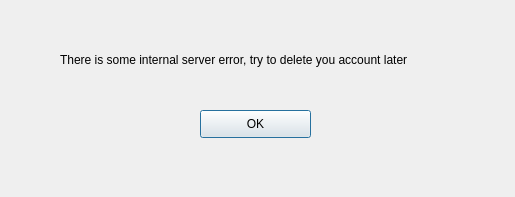
Qt form GUI/SymposiumGui/unsuccessdeleteaccount.ui (RickZack/Symposium) before a commit.
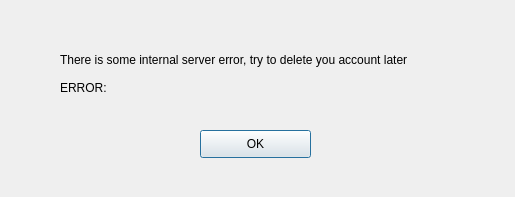
The same form after that commit.

```diff
--- a/GUI/SymposiumGui/unsuccessdeleteaccount.ui
+++ b/GUI/SymposiumGui/unsuccessdeleteaccount.ui
@@ -30,7 +30,7 @@
    <property name="geometry">
     <rect>
      <x>200</x>
-     <y>110</y>
+     <y>130</y>
      <width>111</width>
      <height>28</height>
     </rect>
@@ -39,6 +39,32 @@
     <string>OK</string>
    </property>
   </widget>
+  <widget class="QLabel" name="label_2">
+   <property name="geometry">
+    <rect>
+     <x>60</x>
+     <y>80</y>
+     <width>55</width>
+     <height>16</height>
+    </rect>
+   </property>
+   <property name="text">
+    <string>ERROR:</string>
+   </property>
+  </widget>
+  <widget class="QLabel" name="error">
+   <property name="geometry">
+    <rect>
+     <x>120</x>
+     <y>80</y>
+     <width>341</width>
+     <height>16</height>
+    </rect>
+   </property>
+   <property name="text">
+    <string/>
+   </property>
+  </widget>
  </widget>
  <resources/>
  <connections/>
```
